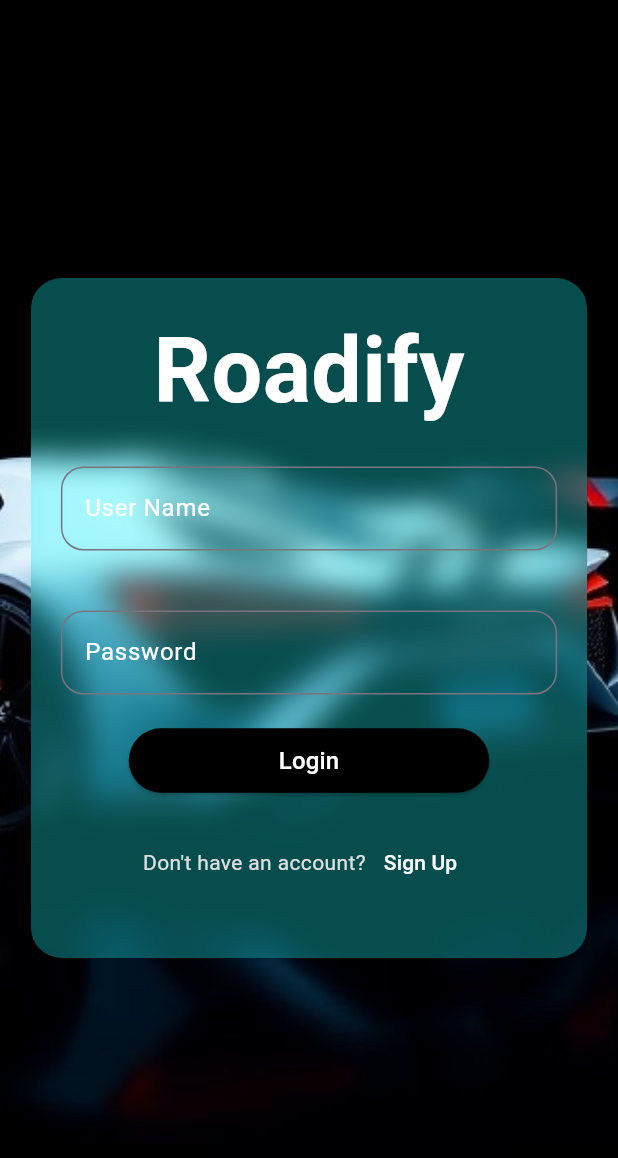
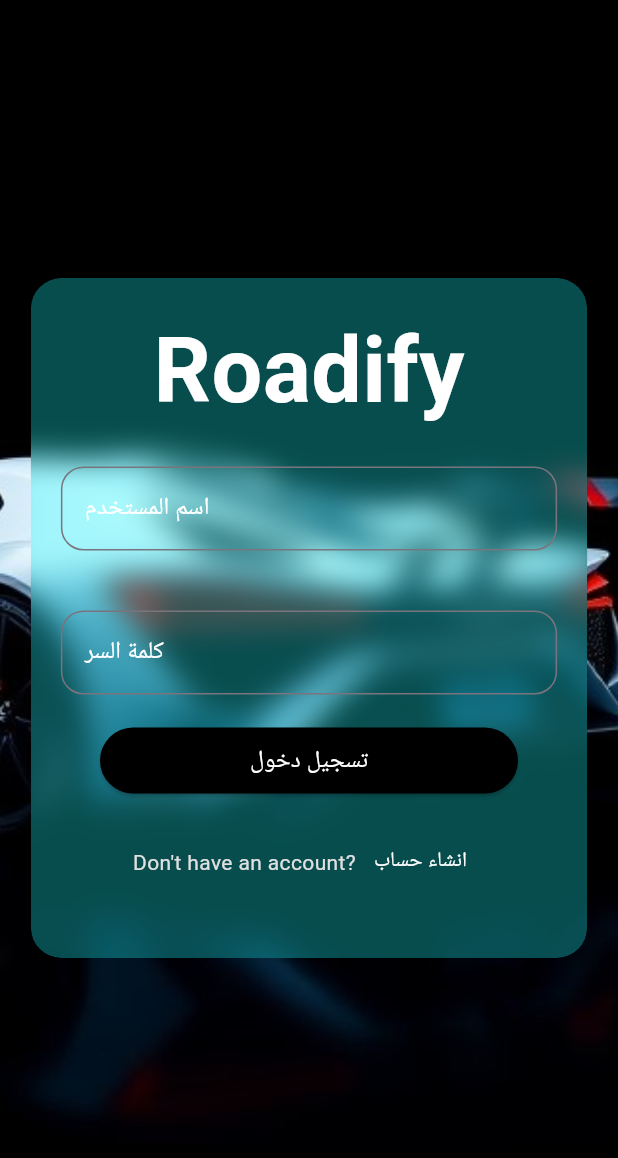
Before and after one commit to ahmedmelsayed74/Rodify, a Flutter app: the screen it shows after launch, after a tap on "Next", after a tap on "Skip", on a phone screen of 412 x 824 dp. Shown: the top 1158 px of the screen. Run offline on Flutter 3.47's test engine with Material 3 defaults, Android fonts, the light colour scheme and no system bars; our stand-ins replace google_nav_bar.

Commit message:
Update login_screen.dart

```diff
--- a/lib/login_screen.dart
+++ b/lib/login_screen.dart
@@ -58,13 +58,13 @@
 
                       // Username Field
                       defaultEditText(
-                        hintText: 'User Name',
+                        hintText: 'اسم المستخدم',
                         controller: _loginController,
                       ),
 
                       // Password Field
                       defaultEditText(
-                        hintText: 'Password',
+                        hintText: 'كلمة السر',
                         controller: _passwordController,
                          obscureText: true, // For password hiding
                       ),
@@ -84,7 +84,7 @@
                           padding: const EdgeInsets.symmetric(horizontal: 100, vertical: 10),
                         ),
                         child: const Text(
-                          "Login",
+                          "تسجيل دخول",
                           style: TextStyle(fontSize: 16, color: Colors.white),
                         ),
                       ),
@@ -106,7 +106,7 @@
                                 );
                               },
                               child: const Text(
-                                'Sign Up',
+                                'انشاء حساب',
                                 style: TextStyle(color: Colors.white),
                               ),
                             ),
```
